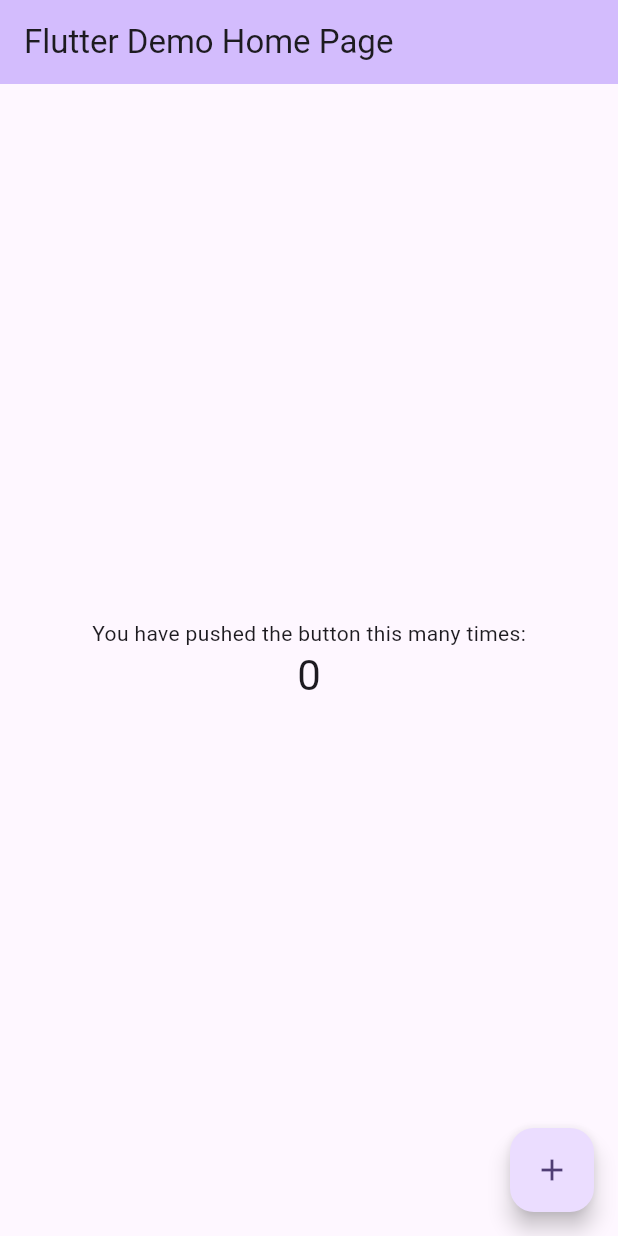
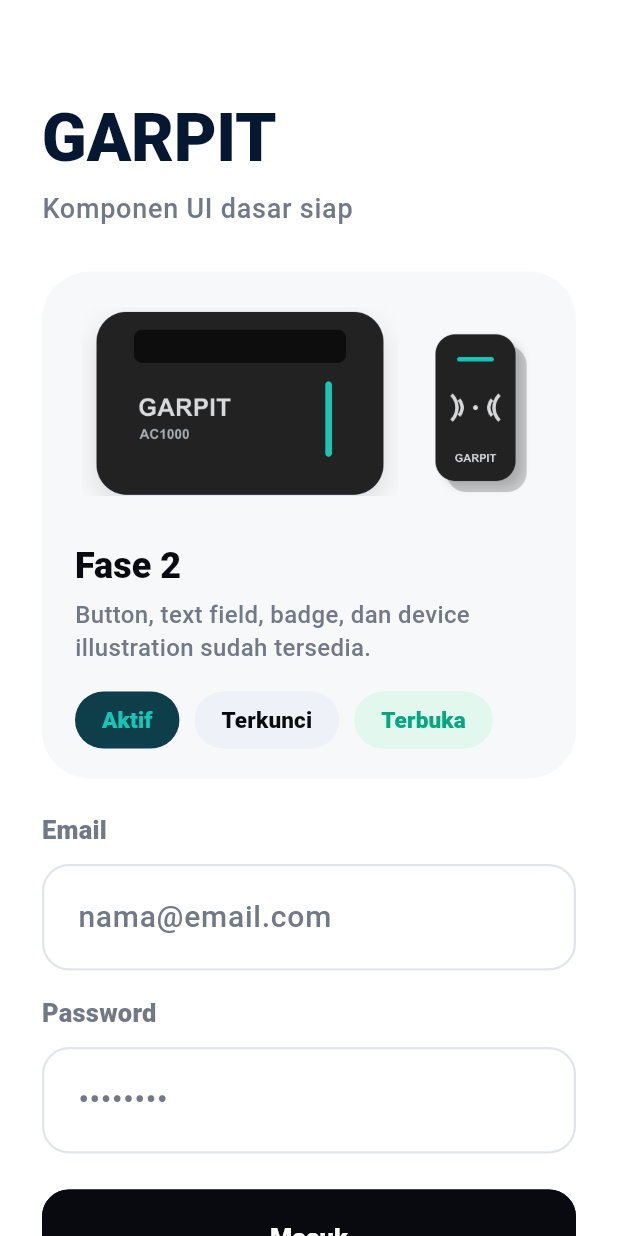
Before and after one commit to sayyid-haidar/mobile-access, a Flutter app: the screen it shows after launch, on a phone screen of 412 x 824 dp. Run offline on Flutter 3.47's test engine with Material 3 defaults, Android fonts, the phone set to English and light mode, and no system bars; Roboto replaces fonts that are missing (System).

Commit message:
feat: Add initial UI components and theme for GARPIT application
- Introduced new images for access controller, RFID reader, and GARPIT branding.
- Created SVG logos for better scalability.
- Implemented GarpitColors and GarpitTheme for consistent styling across the app.
- Developed GarpitApp as the main application entry point.
- Added PhaseOnePlaceholderScreen to showcase UI components.
- Created reusable widgets: AccessDeviceIllustration, GarpitBadge, GarpitButton, and GarpitTextField.
- Updated pubspec.yaml to include asset paths for images.
- Modified widget tests to verify the presence of key UI elements.

```diff
--- /dev/null
+++ b/lib/app/app_theme.dart
@@ -0,0 +1,93 @@
+import 'package:flutter/material.dart';
+
+class GarpitColors {
+  const GarpitColors._();
+
+  static const background = Color(0xFFFFFFFF);
+  static const appFrame = Color(0xFFF3F5F7);
+  static const surface = Color(0xFFF7F8FA);
+  static const textPrimary = Color(0xFF080A0F);
+  static const textSecondary = Color(0xFF717987);
+  static const border = Color(0xFFE1E5EA);
+  static const teal = Color(0xFF12C7B6);
+  static const activeDark = Color(0xFF0D3E4A);
+  static const successBackground = Color(0xFFE2F8EF);
+  static const mutedBadgeBackground = Color(0xFFEEF2F8);
+}
+
+class GarpitTheme {
+  const GarpitTheme._();
+
+  static ThemeData get light {
+    const baseFont = 'System';
+
+    return ThemeData(
+      useMaterial3: true,
+      brightness: Brightness.light,
+      fontFamily: baseFont,
+      scaffoldBackgroundColor: GarpitColors.background,
+      colorScheme: ColorScheme.fromSeed(
+        seedColor: GarpitColors.teal,
+        brightness: Brightness.light,
+        primary: GarpitColors.textPrimary,
+        surface: GarpitColors.background,
+      ),
+      textTheme: const TextTheme(
+        displayLarge: TextStyle(
+          color: GarpitColors.textPrimary,
+          fontSize: 48,
+          fontWeight: FontWeight.w800,
+          height: 1.02,
+        ),
+        headlineLarge: TextStyle(
+          color: GarpitColors.textPrimary,
+          fontSize: 40,
+          fontWeight: FontWeight.w800,
+          height: 1.08,
+        ),
+        headlineMedium: TextStyle(
+          color: GarpitColors.textPrimary,
+          fontSize: 32,
+          fontWeight: FontWeight.w800,
+          height: 1.1,
+        ),
+        titleLarge: TextStyle(
+          color: GarpitColors.textPrimary,
+          fontSize: 24,
+          fontWeight: FontWeight.w800,
+          height: 1.15,
+        ),
+        titleMedium: TextStyle(
+          color: GarpitColors.textPrimary,
+          fontSize: 18,
+          fontWeight: FontWeight.w800,
+          height: 1.25,
+        ),
+        bodyLarge: TextStyle(
+          color: GarpitColors.textSecondary,
+          fontSize: 18,
+          fontWeight: FontWeight.w500,
+          height: 1.35,
+        ),
+        bodyMedium: TextStyle(
+          color: GarpitColors.textSecondary,
+          fontSize: 16,
+          fontWeight: FontWeight.w500,
+          height: 1.35,
+        ),
+        labelLarge: TextStyle(
+          color: GarpitColors.textPrimary,
+          fontSize: 17,
+          fontWeight: FontWeight.w800,
+          height: 1.2,
+        ),
+      ),
+      appBarTheme: const AppBarTheme(
+        backgroundColor: GarpitColors.background,
+        foregroundColor: GarpitColors.textPrimary,
+        elevation: 0,
+        centerTitle: false,
+      ),
+    );
+  }
+}
--- /dev/null
+++ b/lib/app/garpit_app.dart
@@ -0,0 +1,39 @@
+import 'package:flutter/material.dart';
+
+import '../screens/phase_one_placeholder_screen.dart';
+import 'app_theme.dart';
+
+class GarpitApp extends StatelessWidget {
+  const GarpitApp({super.key});
+
+  @override
+  Widget build(BuildContext context) {
+    return MaterialApp(
+      title: 'GARPIT',
+      debugShowCheckedModeBanner: false,
+      theme: GarpitTheme.light,
+      home: const GarpitAppFrame(child: PhaseOnePlaceholderScreen()),
+    );
+  }
+}
+
+class GarpitAppFrame extends StatelessWidget {
+  const GarpitAppFrame({super.key, required this.child});
+
+  static const double maxMobileWidth = 480;
+
+  final Widget child;
+
+  @override
+  Widget build(BuildContext context) {
+    return ColoredBox(
+      color: GarpitColors.appFrame,
+      child: Center(
+        child: ConstrainedBox(
+          constraints: const BoxConstraints(maxWidth: maxMobileWidth),
+          child: ColoredBox(color: GarpitColors.background, child: child),
+        ),
+      ),
+    );
+  }
+}
--- a/lib/main.dart
+++ b/lib/main.dart
@@ -1,122 +1,7 @@
 import 'package:flutter/material.dart';
 
+import 'app/garpit_app.dart';
+
 void main() {
-  runApp(const MyApp());
+  runApp(const GarpitApp());
 }
-
-class MyApp extends StatelessWidget {
-  const MyApp({super.key});
-
-  // This widget is the root of your application.
-  @override
-  Widget build(BuildContext context) {
-    return MaterialApp(
-      title: 'Flutter Demo',
-      theme: ThemeData(
-        // This is the theme of your application.
-        //
-        // TRY THIS: Try running your application with "flutter run". You'll see
-        // the application has a purple toolbar. Then, without quitting the app,
-        // try changing the seedColor in the colorScheme below to Colors.green
-        // and then invoke "hot reload" (save your changes or press the "hot
-        // reload" button in a Flutter-supported IDE, or press "r" if you used
-        // the command line to start the app).
-        //
-        // Notice that the counter didn't reset back to zero; the application
-        // state is not lost during the reload. To reset the state, use hot
-        // restart instead.
-        //
-        // This works for code too, not just values: Most code changes can be
-        // tested with just a hot reload.
-        colorScheme: .fromSeed(seedColor: Colors.deepPurple),
-      ),
-      home: const MyHomePage(title: 'Flutter Demo Home Page'),
-    );
-  }
-}
-
-class MyHomePage extends StatefulWidget {
-  const MyHomePage({super.key, required this.title});
-
-  // This widget is the home page of your application. It is stateful, meaning
-  // that it has a State object (defined below) that contains fields that affect
-  // how it looks.
-
-  // This class is the configuration for the state. It holds the values (in this
-  // case the title) provided by the parent (in this case the App widget) and
-  // used by the build method of the State. Fields in a Widget subclass are
-  // always marked "final".
-
-  final String title;
-
-  @override
-  State<MyHomePage> createState() => _MyHomePageState();
-}
-
-class _MyHomePageState extends State<MyHomePage> {
-  int _counter = 0;
-
-  void _incrementCounter() {
-    setState(() {
-      // This call to setState tells the Flutter framework that something has
-      // changed in this State, which causes it to rerun the build method below
-      // so that the display can reflect the updated values. If we changed
-      // _counter without calling setState(), then the build method would not be
-      // called again, and so nothing would appear to happen.
-      _counter++;
-    });
-  }
-
-  @override
-  Widget build(BuildContext context) {
-    // This method is rerun every time setState is called, for instance as done
-    // by the _incrementCounter method above.
-    //
-    // The Flutter framework has been optimized to make rerunning build methods
-    // fast, so that you can just rebuild anything that needs updating rather
-    // than having to individually change instances of widgets.
-    return Scaffold(
-      appBar: AppBar(
-        // TRY THIS: Try changing the color here to a specific color (to
-        // Colors.amber, perhaps?) and trigger a hot reload to see the AppBar
-        // change color while the other colors stay the same.
-        backgroundColor: Theme.of(context).colorScheme.inversePrimary,
-        // Here we take the value from the MyHomePage object that was created by
-        // the App.build method, and use it to set our appbar title.
-        title: Text(widget.title),
-      ),
-      body: Center(
-        // Center is a layout widget. It takes a single child and positions it
-        // in the middle of the parent.
-        child: Column(
-          // Column is also a layout widget. It takes a list of children and
-          // arranges them vertically. By default, it sizes itself to fit its
-          // children horizontally, and tries to be as tall as its parent.
-          //
-          // Column has various properties to control how it sizes itself and
-          // how it positions its children. Here we use mainAxisAlignment to
-          // center the children vertically; the main axis here is the vertical
-          // axis because Columns are vertical (the cross axis would be
-          // horizontal).
-          //
-          // TRY THIS: Invoke "debug painting" (choose the "Toggle Debug Paint"
-          // action in the IDE, or press "p" in the console), to see the
-          // wireframe for each widget.
-          mainAxisAlignment: .center,
-          children: [
-            const Text('You have pushed the button this many times:'),
-            Text(
-              '$_counter',
-              style: Theme.of(context).textTheme.headlineMedium,
-            ),
-          ],
-        ),
-      ),
-      floatingActionButton: FloatingActionButton(
-        onPressed: _incrementCounter,
-        tooltip: 'Increment',
-        child: const Icon(Icons.add),
-      ),
-    );
-  }
-}
--- /dev/null
+++ b/lib/screens/phase_one_placeholder_screen.dart
@@ -0,0 +1,112 @@
+import 'package:flutter/material.dart';
+
+import '../app/app_theme.dart';
+import '../widgets/access_device_illustration.dart';
+import '../widgets/garpit_badge.dart';
+import '../widgets/garpit_button.dart';
+import '../widgets/garpit_text_field.dart';
+
+class PhaseOnePlaceholderScreen extends StatelessWidget {
+  const PhaseOnePlaceholderScreen({super.key});
+
+  @override
+  Widget build(BuildContext context) {
+    return Scaffold(
+      body: SafeArea(
+        child: SingleChildScrollView(
+          padding: const EdgeInsets.symmetric(horizontal: 28),
+          child: const _PlaceholderContent(),
+        ),
+      ),
+    );
+  }
+}
+
+class _PlaceholderContent extends StatelessWidget {
+  const _PlaceholderContent();
+
+  @override
+  Widget build(BuildContext context) {
+    final textTheme = Theme.of(context).textTheme;
+
+    return Column(
+      crossAxisAlignment: CrossAxisAlignment.start,
+      children: [
+        const SizedBox(height: 70),
+        Text(
+          'GARPIT',
+          style: textTheme.displayLarge?.copyWith(
+            color: const Color(0xFF061731),
+            fontSize: 44,
+          ),
+        ),
+        const SizedBox(height: 12),
+        Text('Komponen UI dasar siap', style: textTheme.bodyLarge),
+        const SizedBox(height: 30),
+        Container(
+          width: double.infinity,
+          padding: const EdgeInsets.fromLTRB(22, 22, 22, 20),
+          decoration: BoxDecoration(
+            color: GarpitColors.surface,
+            borderRadius: BorderRadius.circular(32),
+          ),
+          child: Column(
+            crossAxisAlignment: CrossAxisAlignment.start,
+            children: [
+              const AccessDeviceIllustration(compact: true),
+              const SizedBox(height: 18),
+              Text('Fase 2', style: textTheme.titleLarge),
+              const SizedBox(height: 8),
+              Text(
+                'Button, text field, badge, dan device illustration sudah tersedia.',
+                style: textTheme.bodyMedium,
+              ),
+              const SizedBox(height: 18),
+              const Wrap(
+                spacing: 10,
+                runSpacing: 10,
+                children: [
+                  GarpitBadge(
+                    label: 'Aktif',
+                    variant: GarpitBadgeVariant.activeDark,
+                  ),
+                  GarpitBadge(
+                    label: 'Terkunci',
+                    variant: GarpitBadgeVariant.muted,
+                  ),
+                  GarpitBadge(
+                    label: 'Terbuka',
+                    variant: GarpitBadgeVariant.success,
+                  ),
+                ],
+              ),
+            ],
+          ),
+        ),
+        const SizedBox(height: 24),
+        const GarpitTextField(
+          label: 'Email',
+          hintText: 'nama@email.com',
+          keyboardType: TextInputType.emailAddress,
+          textInputAction: TextInputAction.next,
+        ),
+        const SizedBox(height: 18),
+        const GarpitTextField(
+          label: 'Password',
+          hintText: '••••••••',
+          obscureText: true,
+          textInputAction: TextInputAction.done,
+        ),
+        const SizedBox(height: 24),
+        GarpitButton(label: 'Masuk', onPressed: () {}),
+        const SizedBox(height: 12),
+        GarpitButton(
+          label: 'Lock Door',
+          variant: GarpitButtonVariant.secondary,
+          onPressed: () {},
+        ),
+        const SizedBox(height: 28),
+      ],
+    );
+  }
+}
--- /dev/null
+++ b/lib/widgets/access_device_illustration.dart
@@ -0,0 +1,58 @@
+import 'package:flutter/material.dart';
+
+class AccessDeviceIllustration extends StatelessWidget {
+  const AccessDeviceIllustration({
+    super.key,
+    this.showController = true,
+    this.showReader = true,
+    this.compact = false,
+  });
+
+  final bool showController;
+  final bool showReader;
+  final bool compact;
+
+  @override
+  Widget build(BuildContext context) {
+    if (showController && showReader) {
+      return SizedBox(
+        height: compact ? 142 : 178,
+        child: Stack(
+          clipBehavior: Clip.none,
+          alignment: Alignment.center,
+          children: [
+            Positioned(
+              left: 0,
+              bottom: compact ? 8 : 0,
+              child: Image.asset(
+                'assets/images/access_controller.png',
+                width: compact ? 220 : 285,
+                fit: BoxFit.contain,
+              ),
+            ),
+            Positioned(
+              right: compact ? 6 : 0,
+              bottom: compact ? 10 : 5,
+              child: Image.asset(
+                'assets/images/rfid_reader.png',
+                width: compact ? 78 : 104,
+                fit: BoxFit.contain,
+              ),
+            ),
+          ],
+        ),
+      );
+    }
+
+    final asset = showController
+        ? 'assets/images/access_controller.png'
+        : 'assets/images/rfid_reader.png';
+    final width = showController ? 285.0 : 108.0;
+
+    return Image.asset(
+      asset,
+      width: compact ? width * 0.78 : width,
+      fit: BoxFit.contain,
+    );
+  }
+}
--- /dev/null
+++ b/lib/widgets/garpit_badge.dart
@@ -0,0 +1,66 @@
+import 'package:flutter/material.dart';
+
+import '../app/app_theme.dart';
+
+enum GarpitBadgeVariant { activeDark, success, muted, selected }
+
+class GarpitBadge extends StatelessWidget {
+  const GarpitBadge({
+    super.key,
+    required this.label,
+    this.variant = GarpitBadgeVariant.muted,
+  });
+
+  final String label;
+  final GarpitBadgeVariant variant;
+
+  @override
+  Widget build(BuildContext context) {
+    final colors = _colorsFor(variant);
+
+    return DecoratedBox(
+      decoration: BoxDecoration(
+        color: colors.background,
+        borderRadius: BorderRadius.circular(999),
+      ),
+      child: Padding(
+        padding: const EdgeInsets.symmetric(horizontal: 18, vertical: 10),
+        child: Text(
+          label,
+          style: Theme.of(context).textTheme.labelLarge?.copyWith(
+            color: colors.foreground,
+            fontSize: 15,
+          ),
+        ),
+      ),
+    );
+  }
+
+  _BadgeColors _colorsFor(GarpitBadgeVariant variant) {
+    return switch (variant) {
+      GarpitBadgeVariant.activeDark => const _BadgeColors(
+        background: GarpitColors.activeDark,
+        foreground: GarpitColors.teal,
+      ),
+      GarpitBadgeVariant.success => const _BadgeColors(
+        background: GarpitColors.successBackground,
+        foreground: Color(0xFF05A77E),
+      ),
+      GarpitBadgeVariant.muted => const _BadgeColors(
+        background: GarpitColors.mutedBadgeBackground,
+        foreground: GarpitColors.textPrimary,
+      ),
+      GarpitBadgeVariant.selected => const _BadgeColors(
+        background: Color(0xFFE2F9F5),
+        foreground: Color(0xFF05A77E),
+      ),
+    };
+  }
+}
+
+class _BadgeColors {
+  const _BadgeColors({required this.background, required this.foreground});
+
+  final Color background;
+  final Color foreground;
+}
--- /dev/null
+++ b/lib/widgets/garpit_button.dart
@@ -0,0 +1,53 @@
+import 'package:flutter/material.dart';
+
+import '../app/app_theme.dart';
+
+enum GarpitButtonVariant { primary, secondary }
+
+class GarpitButton extends StatelessWidget {
+  const GarpitButton({
+    super.key,
+    required this.label,
+    required this.onPressed,
+    this.variant = GarpitButtonVariant.primary,
+  });
+
+  final String label;
+  final VoidCallback? onPressed;
+  final GarpitButtonVariant variant;
+
+  @override
+  Widget build(BuildContext context) {
+    final isPrimary = variant == GarpitButtonVariant.primary;
+
+    return SizedBox(
+      width: double.infinity,
+      height: 64,
+      child: FilledButton(
+        onPressed: onPressed,
+        style: FilledButton.styleFrom(
+          backgroundColor: isPrimary
+              ? GarpitColors.textPrimary
+              : GarpitColors.background,
+          foregroundColor: isPrimary
+              ? GarpitColors.background
+              : GarpitColors.textPrimary,
+          disabledBackgroundColor: isPrimary
+              ? GarpitColors.border
+              : GarpitColors.surface,
+          disabledForegroundColor: GarpitColors.textSecondary,
+          elevation: 0,
+          shape: RoundedRectangleBorder(
+            borderRadius: BorderRadius.circular(18),
+            side: BorderSide(
+              color: isPrimary ? GarpitColors.textPrimary : GarpitColors.border,
+              width: 1.5,
+            ),
+          ),
+          textStyle: Theme.of(context).textTheme.labelLarge,
+        ),
+        child: Text(label),
+      ),
+    );
+  }
+}
--- /dev/null
+++ b/lib/widgets/garpit_text_field.dart
@@ -0,0 +1,77 @@
+import 'package:flutter/material.dart';
+
+import '../app/app_theme.dart';
+
+class GarpitTextField extends StatelessWidget {
+  const GarpitTextField({
+    super.key,
+    required this.label,
+    required this.hintText,
+    this.controller,
+    this.obscureText = false,
+    this.keyboardType,
+    this.textInputAction,
+  });
+
+  final String label;
+  final String hintText;
+  final TextEditingController? controller;
+  final bool obscureText;
+  final TextInputType? keyboardType;
+  final TextInputAction? textInputAction;
+
+  @override
+  Widget build(BuildContext context) {
+    final textTheme = Theme.of(context).textTheme;
+
+    return Column(
+      crossAxisAlignment: CrossAxisAlignment.start,
+      children: [
+        Text(
+          label,
+          style: textTheme.titleMedium?.copyWith(
+            color: GarpitColors.textSecondary,
+            fontSize: 17,
+          ),
+        ),
+        const SizedBox(height: 12),
+        TextField(
+          controller: controller,
+          obscureText: obscureText,
+          keyboardType: keyboardType,
+          textInputAction: textInputAction,
+          style: textTheme.bodyLarge?.copyWith(
+            color: GarpitColors.textPrimary,
+            fontSize: 20,
+            fontWeight: FontWeight.w600,
+          ),
+          decoration: InputDecoration(
+            hintText: hintText,
+            hintStyle: textTheme.bodyLarge?.copyWith(
+              color: GarpitColors.textSecondary,
+              fontSize: 20,
+              fontWeight: FontWeight.w500,
+            ),
+            contentPadding: const EdgeInsets.symmetric(
+              horizontal: 20,
+              vertical: 22,
+            ),
+            filled: true,
+            fillColor: GarpitColors.background,
+            enabledBorder: _border(GarpitColors.border),
+            focusedBorder: _border(GarpitColors.teal),
+            errorBorder: _border(Colors.redAccent),
+            focusedErrorBorder: _border(Colors.redAccent),
+          ),
+        ),
+      ],
+    );
+  }
+
+  OutlineInputBorder _border(Color color) {
+    return OutlineInputBorder(
+      borderRadius: BorderRadius.circular(18),
+      borderSide: BorderSide(color: color, width: 1.5),
+    );
+  }
+}
--- a/pubspec.yaml
+++ b/pubspec.yaml
@@ -57,10 +57,8 @@ flutter:
   # the material Icons class.
   uses-material-design: true
 
-  # To add assets to your application, add an assets section, like this:
-  # assets:
-  #   - images/a_dot_burr.jpeg
-  #   - images/a_dot_ham.jpeg
+  assets:
+    - assets/images/
 
   # An image asset can refer to one or more resolution-specific "variants", see
   # https://flutter.dev/to/resolution-aware-images
```
Also changed, not shown: assets/images/access_controller.png (added), assets/images/access_controller.svg (added), assets/images/garpit_wordmark.png (added), assets/images/logo.svg (added), assets/images/rfid_reader.png (added), assets/images/rfid_reader.svg (added), 2 other files.
